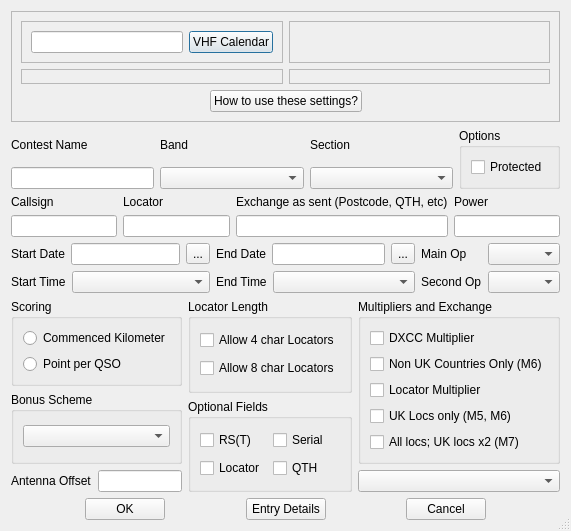
Above: mqt/MqtLogger/contestdetails.ui from zsteva/backup-minos2 before the change. Below: the same form after it.
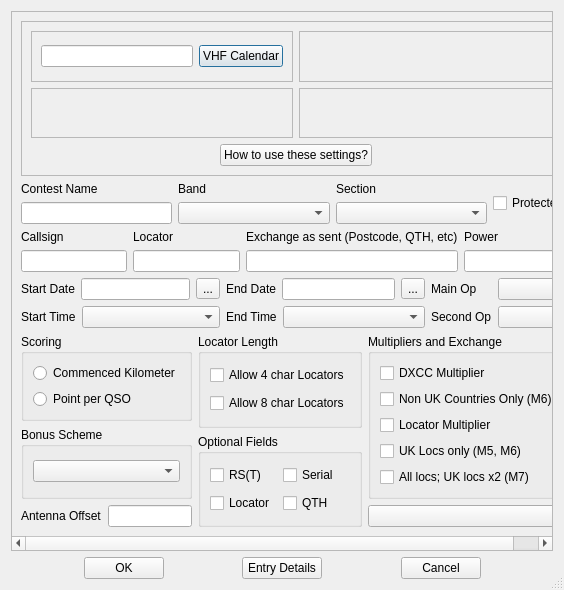
That is the form after the change. Custom widgets are drawn as their Qt base class.

Commit message: Rearrange dialog to have a scroll box

What changed in the file:
```diff
--- a/mqt/MqtLogger/contestdetails.ui
+++ b/mqt/MqtLogger/contestdetails.ui
@@ -6,8 +6,8 @@
    <rect>
     <x>0</x>
     <y>0</y>
-    <width>526</width>
-    <height>531</height>
+    <width>564</width>
+    <height>590</height>
    </rect>
   </property>
   <property name="windowTitle">
@@ -19,6 +19,21 @@
   <property name="sizeGripEnabled">
    <bool>true</bool>
   </property>
+  <layout class="QVBoxLayout" name="verticalLayout_19">
+   <item>
+    <widget class="QScrollArea" name="scrollArea">
+     <property name="widgetResizable">
+      <bool>true</bool>
+     </property>
+     <widget class="QWidget" name="scrollAreaWidgetContents">
+      <property name="geometry">
+       <rect>
+        <x>0</x>
+        <y>0</y>
+        <width>544</width>
+        <height>541</height>
+       </rect>
+      </property>
   <layout class="QVBoxLayout" name="verticalLayout_18">
    <item>
     <widget class="QFrame" name="frame">
@@ -246,12 +261,6 @@
       </layout>
      </item>
      <item>
-      <widget class="QGroupBox" name="groupBox_3">
-       <property name="title">
-        <string>Options</string>
-       </property>
-       <layout class="QVBoxLayout" name="verticalLayout_23">
-        <item>
          <widget class="QCheckBox" name="ProtectedOption">
           <property name="text">
            <string>Protected</string>
@@ -259,9 +268,6 @@
          </widget>
         </item>
        </layout>
-      </widget>
-     </item>
-    </layout>
    </item>
    <item>
     <layout class="QHBoxLayout" name="horizontalLayout_6">
@@ -663,6 +669,10 @@
      </item>
     </layout>
    </item>
+      </layout>
+     </widget>
+    </widget>
+   </item>
    <item>
     <layout class="QHBoxLayout" name="horizontalLayout_10">
      <item>
```
Left out of the diff: 10 changed lines with no effect on the pictures. Lines whose indentation alone changed are shown as unchanged.
